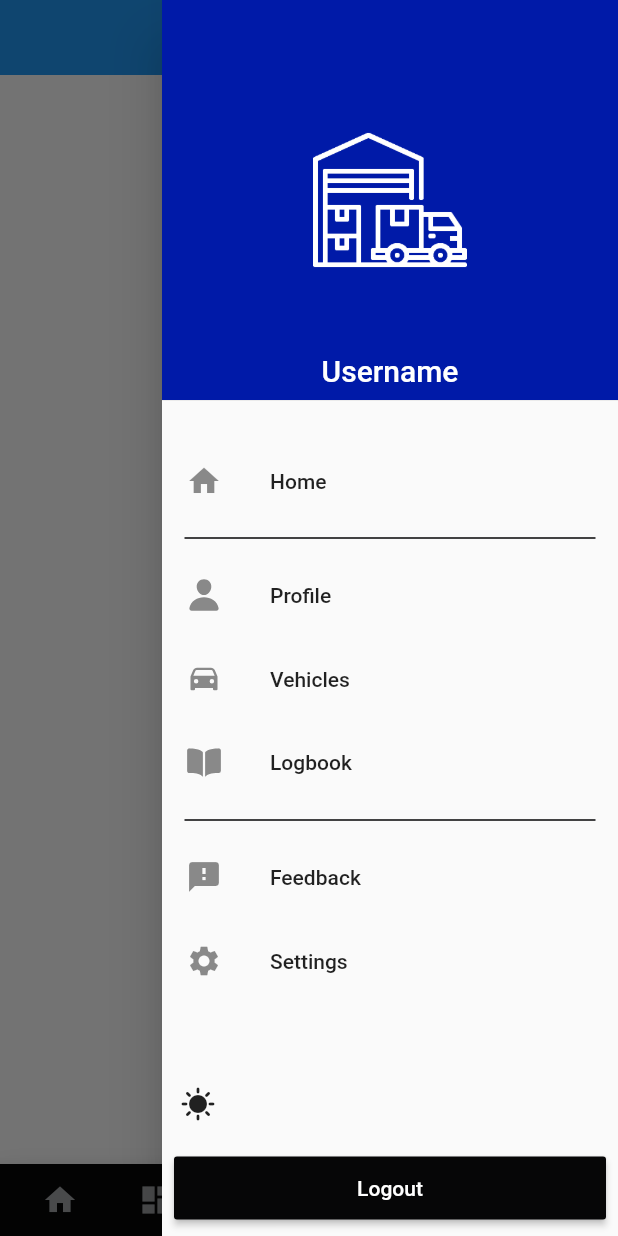
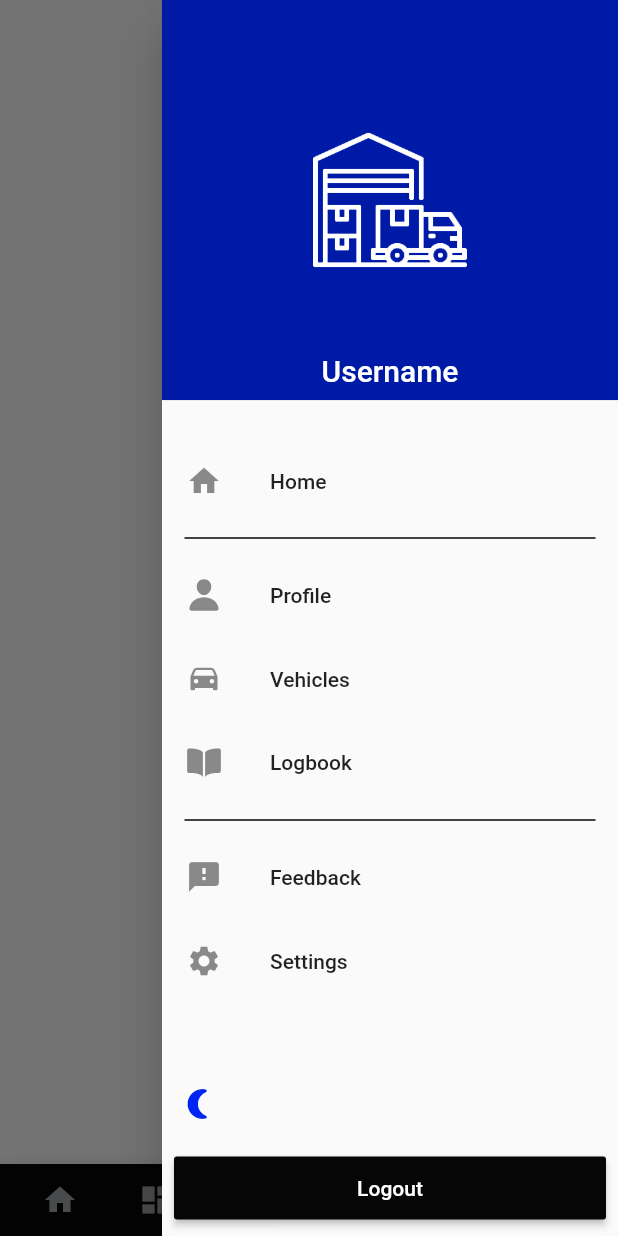
Before and after one commit to ozmenes/Asdf_Logbook_Flutter_App, a Flutter app: the screen it shows after launch, with the side drawer open, on a phone screen of 412 x 824 dp. Run offline on Flutter 3.47's test engine with Material 2 defaults, Android fonts, the phone set to English and light mode, and no system bars; our stand-ins replace firebase_core, ionicons; accounts and stored records are empty; Roboto replaces fonts that are missing (Poppins).

Commit message:
theme mode, dark & light theme,

```diff
--- a/lib/main.dart
+++ b/lib/main.dart
@@ -1,7 +1,10 @@
 import 'package:asdf_logbook/pages/home/wrapper.dart';
+import 'package:asdf_logbook/providers/theme_provider.dart';
+import 'package:asdf_logbook/utils/shared/my_theme.dart';
 import 'package:firebase_core/firebase_core.dart';
 import 'package:flutter/material.dart';
 import 'package:flutter/services.dart';
+import 'package:provider/provider.dart';
 
 void main() async {
   WidgetsFlutterBinding.ensureInitialized();
@@ -15,19 +18,27 @@ void main() async {
   );
   await SystemChrome.setPreferredOrientations(
       [DeviceOrientation.portraitUp, DeviceOrientation.portraitDown]);
-  runApp(const MyApp());
+  runApp(
+    MultiProvider(
+      providers: [
+        ChangeNotifierProvider(create: (_) => ThemeProvider()),
+      ],
+      child: const MyApp(),
+    )
+  );
 }
 
 class MyApp extends StatelessWidget {
   const MyApp({super.key});
   @override
   Widget build(BuildContext context) {
+    final themeProvider = Provider.of<ThemeProvider>(context);
     return MaterialApp(
       title: 'Asdf Logbook',
       debugShowCheckedModeBanner: false,
-      theme: ThemeData(
-        primarySwatch: Colors.blue,
-      ),
+      themeMode: themeProvider.themeMode,
+      theme: MyTheme.lightTheme,
+      darkTheme: MyTheme.darkTheme,
       home: const Wrapper(),
     );
   }
--- a/lib/pages/home/home_page.dart
+++ b/lib/pages/home/home_page.dart
@@ -9,6 +9,7 @@ class HomePage extends BasePage {
 }
 
 class HomePageState extends BasePageState<HomePage> {
+  late bool isDarkMode;
   @override
   void initState() {
     super.initState();
--- /dev/null
+++ b/lib/providers/theme_provider.dart
@@ -0,0 +1,12 @@
+import 'package:flutter/material.dart';
+
+class ThemeProvider extends ChangeNotifier{
+  ThemeMode themeMode = ThemeMode.system;
+
+  bool get isDarkMode => themeMode == ThemeMode.system;
+
+  void toggleTheme(bool isOn){
+    themeMode = isOn ? ThemeMode.dark : ThemeMode.light;
+    notifyListeners();
+  }
+}
--- a/lib/utils/components/custom_drawer.dart
+++ b/lib/utils/components/custom_drawer.dart
@@ -1,3 +1,4 @@
+import 'package:asdf_logbook/pages/home/welcome_page.dart';
 import 'package:asdf_logbook/utils/shared/constants.dart';
 import 'package:flutter/material.dart';
 import 'package:flutter/scheduler.dart';
@@ -112,7 +113,7 @@ class CustomDrawer extends StatelessWidget {
                 Row(
                   mainAxisAlignment: MainAxisAlignment.spaceBetween,
                   children: [
-                    IconButton(onPressed: () {}, icon: const Icon(Icons.sunny)),
+                    IconButton(onPressed: () {}, icon: Icon(isDarkMode ? Icons.wb_sunny : Icons.nightlight_round,)),
                     Padding(
                       padding: const EdgeInsets.only(right: 8.0),
                       child: Container()//LanguagePicker(),
@@ -128,8 +129,7 @@ class CustomDrawer extends StatelessWidget {
                       Navigator.push(
                           context,
                           MaterialPageRoute(
-                              builder: (builder) =>  Container()//WelcomePage()
-                          ));
+                              builder: (builder) => const WelcomePage()));
                     },
                     height: 42,
                     minWidth: MediaQuery.of(context).size.width * 0.85,
--- a/lib/utils/shared/constants.dart
+++ b/lib/utils/shared/constants.dart
@@ -2,9 +2,11 @@ import 'package:flutter/material.dart';
 
 const defaultPadding = 16.0;
 
+const bgColor = Color(0xFF363A46);
 const blackColor = Color(0xFF060607);
 const blueColor = Color(0xFF0024F1);
 const darkBlueColor  = Color(0xFF001AA8);
+const lightBlueColor = Color(0xFF5C93FA);
 const whiteColor = Color(0xFFFBFBFC);
 const white2Color = Color(0xFFF8F9F9);
 const lightGreyColor = Color(0xFFA0A2A4);
--- /dev/null
+++ b/lib/utils/shared/my_theme.dart
@@ -0,0 +1,59 @@
+import 'package:flutter/material.dart';
+import 'constants.dart';
+
+class MyTheme {
+  static final ThemeData darkTheme = ThemeData(
+    visualDensity: VisualDensity.adaptivePlatformDensity,
+    fontFamily: 'ProductSans',
+    brightness: Brightness.dark,
+    scaffoldBackgroundColor: bgColor,
+    //backgroundColor: darkHeader,
+    colorScheme: const ColorScheme.dark(),
+    //primaryColor: darkHeader,
+    //secondaryHeaderColor: Colors.grey.shade900.withOpacity(0.5),
+    iconTheme: const IconThemeData(color: lightBlueColor),
+    primaryTextTheme:
+        const TextTheme(headline6: TextStyle(color: Colors.white)),
+    appBarTheme: const AppBarTheme(
+      backgroundColor: bgColor,
+      elevation: 0,
+      iconTheme: IconThemeData(color: lightBlueColor),
+      actionsIconTheme: IconThemeData(color: lightBlueColor),
+    ),
+    drawerTheme:
+        const DrawerThemeData(backgroundColor: bgColor, elevation: 8),
+    floatingActionButtonTheme: const FloatingActionButtonThemeData(
+      backgroundColor: lightBlueColor,
+      foregroundColor: Colors.white
+    ),
+  );
+  static final ThemeData lightTheme = ThemeData(
+    visualDensity: VisualDensity.adaptivePlatformDensity,
+    fontFamily: 'Poppins',//GoogleFonts.lato(fontSize: 18),//'RobotoMono',
+    scaffoldBackgroundColor: whiteColor,
+    backgroundColor: whiteColor,
+    colorScheme: const ColorScheme.light(),
+    brightness: Brightness.light,
+    primaryColor: blueColor,
+    secondaryHeaderColor: lightGreyColor,
+    iconTheme: const IconThemeData(
+      color: blueColor,
+    ),
+    primaryTextTheme:
+    const TextTheme(headline6: TextStyle(color: blackColor)),
+    appBarTheme: const AppBarTheme(
+      foregroundColor: blackColor,
+      backgroundColor: Colors.transparent,
+      //color: blackColor,
+      elevation: 0,
+      iconTheme: IconThemeData(
+        color: blackColor,
+      ),
+      actionsIconTheme: IconThemeData(color: blackColor),
+    ),
+    floatingActionButtonTheme: const FloatingActionButtonThemeData(
+        backgroundColor: darkBlueColor,
+        foregroundColor: Colors.white
+    ),
+  );
+}
```
